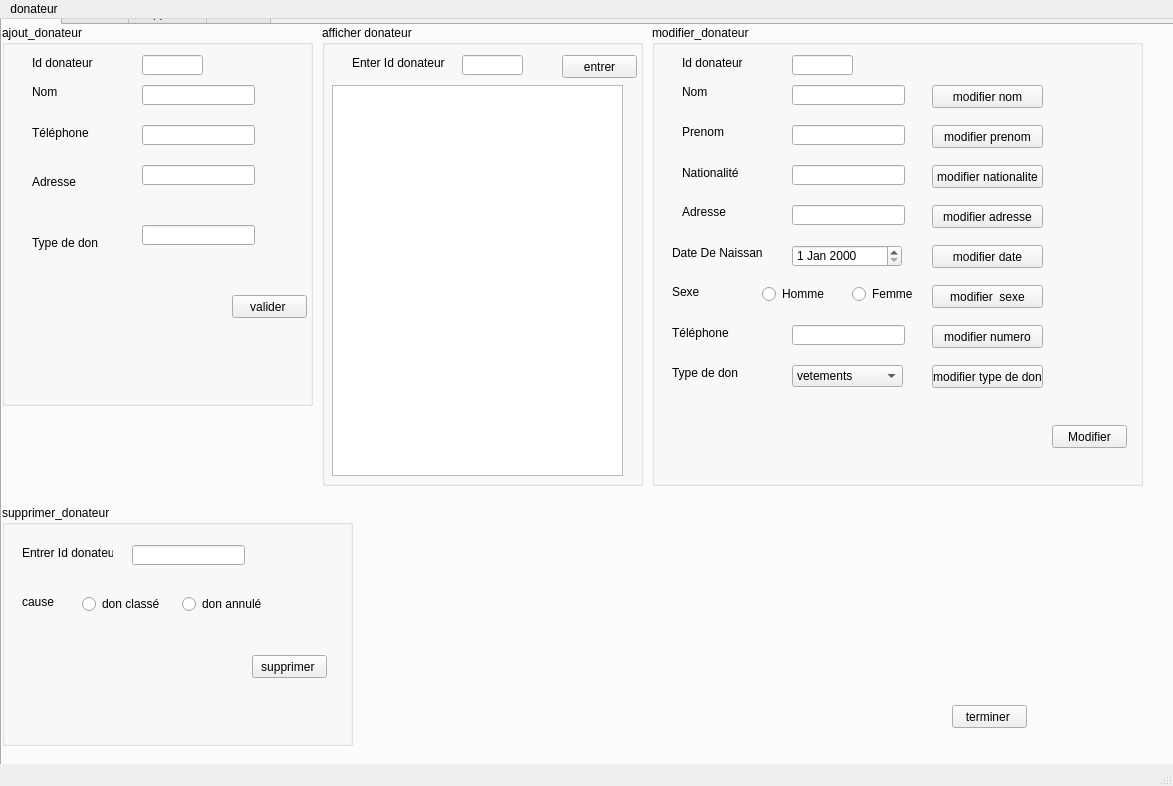
First picture: the form in mainwindow.ui, repository Mahdi-dahmani/Smart-Aid-association-2A9, before the edit.
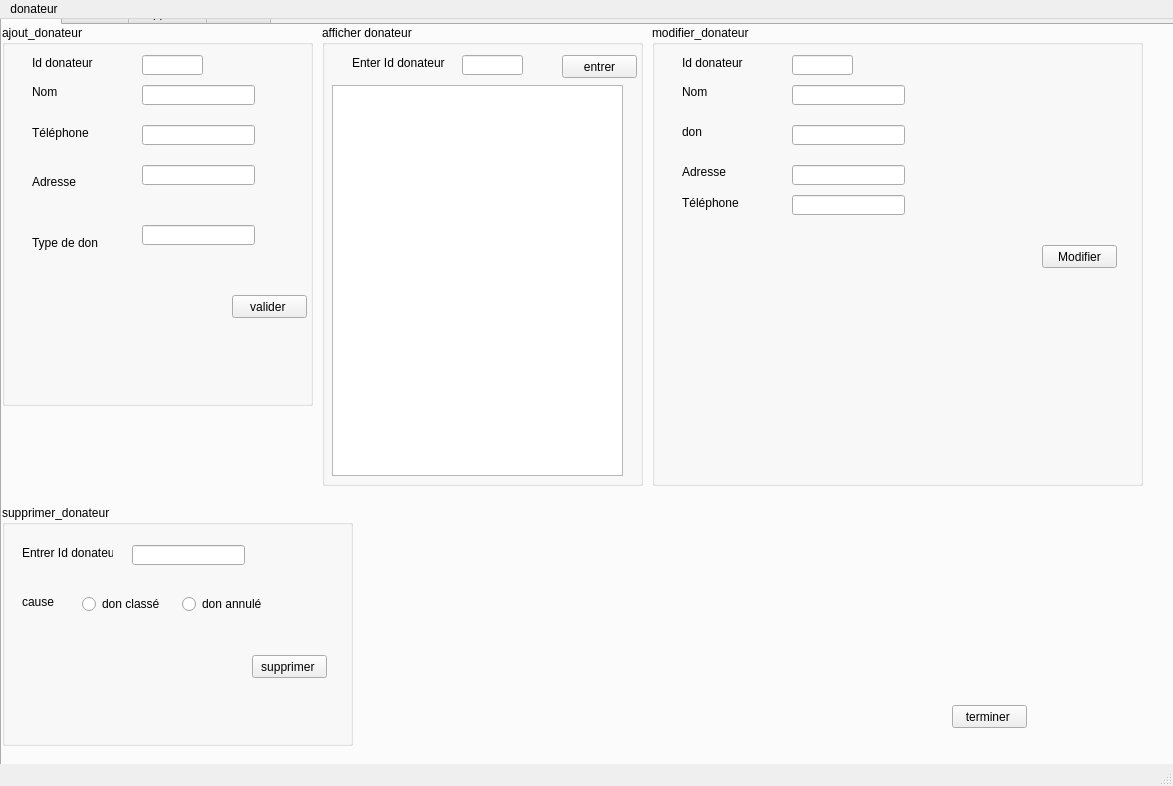
Second picture: the form after the edit.

What changed in the file:
```diff
--- a/mainwindow.ui
+++ b/mainwindow.ui
@@ -203,16 +203,6 @@
         </rect>
        </property>
       </widget>
-      <widget class="QLineEdit" name="lineEdit_13">
-       <property name="geometry">
-        <rect>
-         <x>140</x>
-         <y>140</y>
-         <width>113</width>
-         <height>20</height>
-        </rect>
-       </property>
-      </widget>
       <widget class="QLabel" name="label_17">
        <property name="geometry">
         <rect>
@@ -236,24 +226,14 @@
         </rect>
        </property>
        <property name="text">
-        <string>Prenom</string>
-       </property>
-      </widget>
-      <widget class="QDateEdit" name="dateEdit_3">
-       <property name="geometry">
-        <rect>
-         <x>140</x>
-         <y>220</y>
-         <width>110</width>
-         <height>22</height>
-        </rect>
+        <string>don</string>
        </property>
       </widget>
       <widget class="QLabel" name="label_19">
        <property name="geometry">
         <rect>
          <x>30</x>
-         <y>180</y>
+         <y>140</y>
          <width>47</width>
          <height>14</height>
         </rect>
@@ -262,37 +242,11 @@
         <string>Adresse</string>
        </property>
       </widget>
-      <widget class="QLabel" name="label_20">
-       <property name="geometry">
-        <rect>
-         <x>20</x>
-         <y>220</y>
-         <width>91</width>
-         <height>16</height>
-        </rect>
-       </property>
-       <property name="text">
-        <string>Date De Naissance</string>
-       </property>
-      </widget>
-      <widget class="QLabel" name="label_21">
-       <property name="geometry">
-        <rect>
-         <x>30</x>
-         <y>140</y>
-         <width>61</width>
-         <height>16</height>
-        </rect>
-       </property>
-       <property name="text">
-        <string>Nationalité</string>
-       </property>
-      </widget>
       <widget class="QLineEdit" name="lineEdit_14">
        <property name="geometry">
         <rect>
          <x>140</x>
-         <y>180</y>
+         <y>140</y>
          <width>113</width>
          <height>20</height>
         </rect>
@@ -301,8 +255,8 @@
       <widget class="QPushButton" name="pushButton_3">
        <property name="geometry">
         <rect>
-         <x>400</x>
-         <y>400</y>
+         <x>390</x>
+         <y>220</y>
          <width>75</width>
          <height>23</height>
         </rect>
@@ -311,103 +265,11 @@
         <string>Modifier</string>
        </property>
       </widget>
-      <widget class="QRadioButton" name="radioButton_5">
-       <property name="geometry">
-        <rect>
-         <x>110</x>
-         <y>260</y>
-         <width>83</width>
-         <height>18</height>
-        </rect>
-       </property>
-       <property name="text">
-        <string>Homme</string>
-       </property>
-      </widget>
-      <widget class="QRadioButton" name="radioButton_6">
-       <property name="geometry">
-        <rect>
-         <x>200</x>
-         <y>260</y>
-         <width>83</width>
-         <height>18</height>
-        </rect>
-       </property>
-       <property name="text">
-        <string>Femme</string>
-       </property>
-      </widget>
-      <widget class="QLabel" name="label_22">
-       <property name="geometry">
-        <rect>
-         <x>20</x>
-         <y>260</y>
-         <width>47</width>
-         <height>14</height>
-        </rect>
-       </property>
-       <property name="text">
-        <string>Sexe</string>
-       </property>
-      </widget>
-      <widget class="QComboBox" name="comboBox_3">
-       <property name="geometry">
-        <rect>
-         <x>140</x>
-         <y>340</y>
-         <width>111</width>
-         <height>22</height>
-        </rect>
-       </property>
-       <item>
-        <property name="text">
-         <string>vetements</string>
-        </property>
-       </item>
-       <item>
-        <property name="text">
-         <string>alimentations</string>
-        </property>
-       </item>
-       <item>
-        <property name="text">
-         <string>santé</string>
-        </property>
-       </item>
-       <item>
-        <property name="text">
-         <string>meubles</string>
-        </property>
-       </item>
-       <item>
-        <property name="text">
-         <string>argent</string>
-        </property>
-       </item>
-       <item>
-        <property name="text">
-         <string/>
-        </property>
-       </item>
-      </widget>
-      <widget class="QLabel" name="label_23">
-       <property name="geometry">
-        <rect>
-         <x>20</x>
-         <y>340</y>
-         <width>71</width>
-         <height>16</height>
-        </rect>
-       </property>
-       <property name="text">
-        <string>Type de don </string>
-       </property>
-      </widget>
       <widget class="QLineEdit" name="lineEdit_15">
        <property name="geometry">
         <rect>
          <x>140</x>
-         <y>300</y>
+         <y>170</y>
          <width>113</width>
          <height>20</height>
         </rect>
@@ -416,8 +278,8 @@
       <widget class="QLabel" name="label_24">
        <property name="geometry">
         <rect>
-         <x>20</x>
-         <y>300</y>
+         <x>30</x>
+         <y>170</y>
          <width>61</width>
          <height>16</height>
         </rect>
@@ -426,110 +288,6 @@
         <string>Téléphone</string>
        </property>
       </widget>
-      <widget class="QPushButton" name="pushButton_4">
-       <property name="geometry">
-        <rect>
-         <x>280</x>
-         <y>60</y>
-         <width>111</width>
-         <height>23</height>
-        </rect>
-       </property>
-       <property name="text">
-        <string>modifier nom</string>
-       </property>
-      </widget>
-      <widget class="QPushButton" name="pushButton_5">
-       <property name="geometry">
-        <rect>
-         <x>280</x>
-         <y>100</y>
-         <width>111</width>
-         <height>23</height>
-        </rect>
-       </property>
-       <property name="text">
-        <string>modifier prenom</string>
-       </property>
-      </widget>
-      <widget class="QPushButton" name="pushButton_6">
-       <property name="geometry">
-        <rect>
-         <x>280</x>
-         <y>220</y>
-         <width>111</width>
-         <height>23</height>
-        </rect>
-       </property>
-       <property name="text">
-        <string>modifier date</string>
-       </property>
-      </widget>
-      <widget class="QPushButton" name="pushButton_7">
-       <property name="geometry">
-        <rect>
-         <x>280</x>
-         <y>260</y>
-         <width>111</width>
-         <height>23</height>
-        </rect>
-       </property>
-       <property name="text">
-        <string>modifier  sexe</string>
-       </property>
-      </widget>
-      <widget class="QPushButton" name="pushButton_8">
-       <property name="geometry">
-        <rect>
-         <x>280</x>
-         <y>300</y>
-         <width>111</width>
-         <height>23</height>
-        </rect>
-       </property>
-       <property name="text">
-        <string>modifier numero</string>
-       </property>
-      </widget>
-      <widget class="QPushButton" name="pushButton_9">
-       <property name="geometry">
-        <rect>
-         <x>280</x>
-         <y>180</y>
-         <width>111</width>
-         <height>23</height>
-        </rect>
-       </property>
-       <property name="text">
-        <string>modifier adresse</string>
-       </property>
-      </widget>
-      <widget class="QPushButton" name="pushButton_10">
-       <property name="geometry">
-        <rect>
-         <x>280</x>
-         <y>140</y>
-         <width>111</width>
-         <height>23</height>
-        </rect>
-       </property>
-       <property name="text">
-        <string>modifier nationalite</string>
-       </property>
-      </widget>
-      <widget class="QPushButton" name="pushButton_11">
-       <property name="geometry">
-        <rect>
-         <x>280</x>
-         <y>340</y>
-         <width>111</width>
-         <height>23</height>
-        </rect>
-       </property>
-       <property name="text">
-        <string>modifier type de don</string>
-       </property>
-      </widget>
       <widget class="QLabel" name="label_25">
        <property name="geometry">
         <rect>
```
